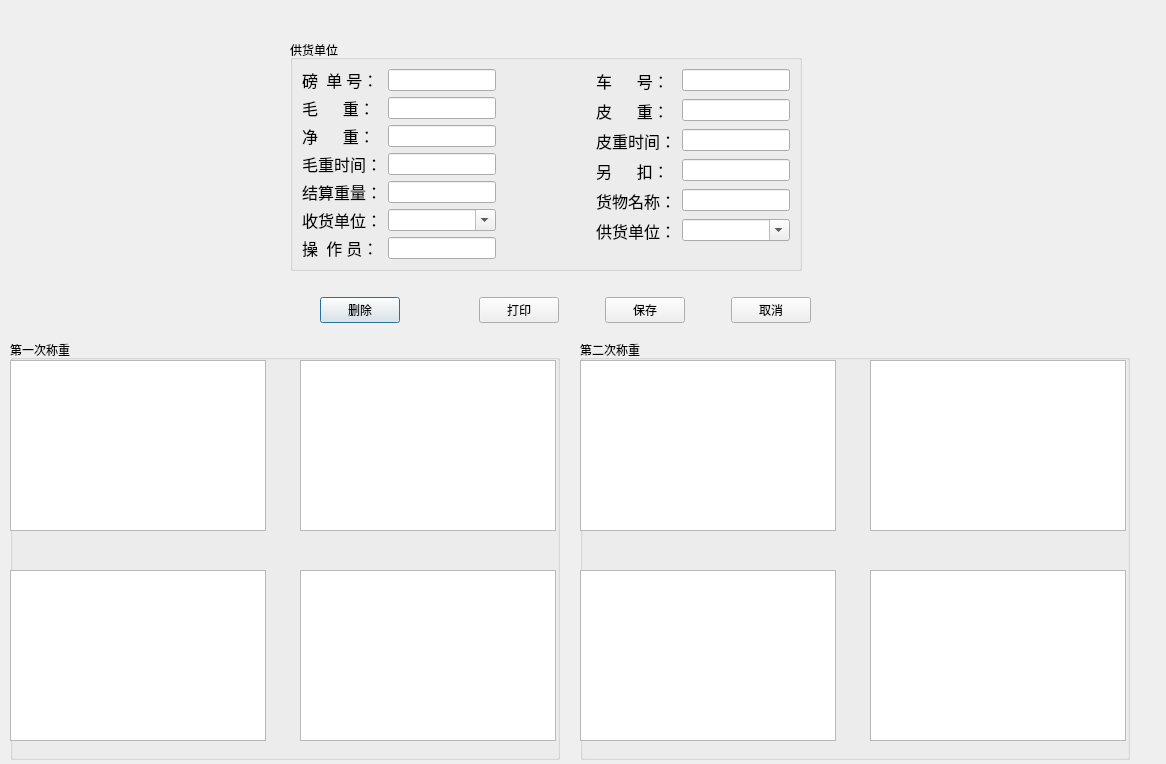
Qt form ui/balance_detail.ui (yuyan235813/balance_platform) before a commit.
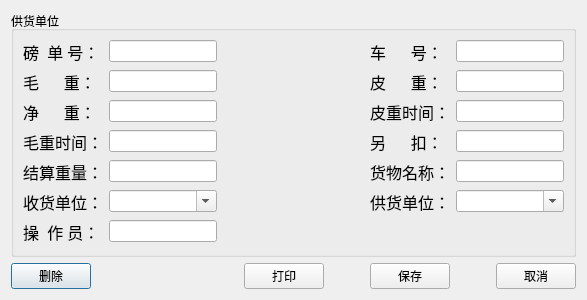
The same form after that commit. Custom widgets are drawn as their Qt base class.

Diff of the .ui file:
```diff
--- a/ui/balance_detail.ui
+++ b/ui/balance_detail.ui
@@ -6,106 +6,16 @@
    <rect>
     <x>0</x>
     <y>0</y>
-    <width>1166</width>
-    <height>764</height>
+    <width>587</width>
+    <height>300</height>
    </rect>
   </property>
   <property name="windowTitle">
    <string>数据展示</string>
   </property>
-  <widget class="QWidget" name="layoutWidget">
-   <property name="geometry">
-    <rect>
-     <x>320</x>
-     <y>290</y>
-     <width>491</width>
-     <height>41</height>
-    </rect>
-   </property>
-   <layout class="QHBoxLayout" name="horizontalLayout_3" stretch="0,6,0,0,0,0,0">
+  <layout class="QVBoxLayout" name="verticalLayout_2">
     <item>
-     <widget class="QPushButton" name="deletePushButton">
-      <property name="text">
-       <string>删除</string>
-      </property>
-     </widget>
-    </item>
-    <item>
-     <spacer name="horizontalSpacer_6">
-      <property name="orientation">
-       <enum>Qt::Horizontal</enum>
-      </property>
-      <property name="sizeHint" stdset="0">
-       <size>
-        <width>40</width>
-        <height>20</height>
-       </size>
-      </property>
-     </spacer>
-    </item>
-    <item>
-     <widget class="QPushButton" name="printPushButton">
-      <property name="font">
-       <font>
-        <kerning>true</kerning>
-       </font>
-      </property>
-      <property name="text">
-       <string>打印</string>
-      </property>
-     </widget>
-    </item>
-    <item>
-     <spacer name="horizontalSpacer_7">
-      <property name="orientation">
-       <enum>Qt::Horizontal</enum>
-      </property>
-      <property name="sizeHint" stdset="0">
-       <size>
-        <width>40</width>
-        <height>20</height>
-       </size>
-      </property>
-     </spacer>
-    </item>
-    <item>
-     <widget class="QPushButton" name="savePushButton">
-      <property name="text">
-       <string>保存</string>
-      </property>
-     </widget>
-    </item>
-    <item>
-     <spacer name="horizontalSpacer_5">
-      <property name="orientation">
-       <enum>Qt::Horizontal</enum>
-      </property>
-      <property name="sizeHint" stdset="0">
-       <size>
-        <width>40</width>
-        <height>20</height>
-       </size>
-      </property>
-     </spacer>
-    </item>
-    <item>
-     <widget class="QPushButton" name="cancelPushButton">
-      <property name="text">
-       <string>取消</string>
-      </property>
-     </widget>
-    </item>
-   </layout>
-  </widget>
   <widget class="QGroupBox" name="groupBox">
-   <property name="geometry">
-    <rect>
-     <x>290</x>
-     <y>40</y>
-     <width>512</width>
-     <height>231</height>
-    </rect>
-   </property>
    <property name="title">
     <string>供货单位</string>
    </property>
@@ -423,180 +333,85 @@
     </item>
    </layout>
   </widget>
-  <widget class="QGroupBox" name="groupBox_2">
-   <property name="geometry">
-    <rect>
-     <x>10</x>
-     <y>340</y>
-     <width>550</width>
-     <height>420</height>
-    </rect>
-   </property>
-   <property name="title">
-    <string>第一次称重</string>
-   </property>
-   <widget class="MyQGraphicsView" name="graphicsView_1">
-    <property name="geometry">
-     <rect>
-      <x>0</x>
-      <y>20</y>
-      <width>256</width>
-      <height>171</height>
-     </rect>
-    </property>
-    <property name="verticalScrollBarPolicy">
-     <enum>Qt::ScrollBarAlwaysOff</enum>
-    </property>
-    <property name="horizontalScrollBarPolicy">
-     <enum>Qt::ScrollBarAlwaysOff</enum>
-    </property>
-   </widget>
-   <widget class="MyQGraphicsView" name="graphicsView_2">
-    <property name="geometry">
-     <rect>
-      <x>290</x>
-      <y>20</y>
-      <width>256</width>
-      <height>171</height>
-     </rect>
-    </property>
-    <property name="verticalScrollBarPolicy">
-     <enum>Qt::ScrollBarAlwaysOff</enum>
-    </property>
-    <property name="horizontalScrollBarPolicy">
-     <enum>Qt::ScrollBarAlwaysOff</enum>
-    </property>
-   </widget>
-   <widget class="MyQGraphicsView" name="graphicsView_3">
-    <property name="geometry">
-     <rect>
-      <x>0</x>
-      <y>230</y>
-      <width>256</width>
-      <height>171</height>
-     </rect>
-    </property>
-    <property name="verticalScrollBarPolicy">
-     <enum>Qt::ScrollBarAlwaysOff</enum>
-    </property>
-    <property name="horizontalScrollBarPolicy">
-     <enum>Qt::ScrollBarAlwaysOff</enum>
-    </property>
-   </widget>
-   <widget class="MyQGraphicsView" name="graphicsView_4">
-    <property name="geometry">
-     <rect>
-      <x>290</x>
-      <y>230</y>
-      <width>256</width>
-      <height>171</height>
-     </rect>
-    </property>
-    <property name="verticalScrollBarPolicy">
-     <enum>Qt::ScrollBarAlwaysOff</enum>
-    </property>
-    <property name="horizontalScrollBarPolicy">
-     <enum>Qt::ScrollBarAlwaysOff</enum>
-    </property>
-   </widget>
-  </widget>
-  <widget class="QGroupBox" name="groupBox_3">
-   <property name="geometry">
-    <rect>
-     <x>580</x>
-     <y>340</y>
-     <width>550</width>
-     <height>420</height>
-    </rect>
-   </property>
-   <property name="tabletTracking">
-    <bool>false</bool>
-   </property>
-   <property name="inputMethodHints">
-    <set>Qt::ImhNone</set>
-   </property>
-   <property name="title">
-    <string>第二次称重</string>
-   </property>
-   <property name="flat">
-    <bool>false</bool>
-   </property>
-   <property name="checkable">
-    <bool>false</bool>
-   </property>
-   <widget class="MyQGraphicsView" name="graphicsView_5">
-    <property name="geometry">
-     <rect>
-      <x>0</x>
-      <y>20</y>
-      <width>256</width>
-      <height>171</height>
-     </rect>
-    </property>
-    <property name="verticalScrollBarPolicy">
-     <enum>Qt::ScrollBarAlwaysOff</enum>
-    </property>
-    <property name="horizontalScrollBarPolicy">
-     <enum>Qt::ScrollBarAlwaysOff</enum>
-    </property>
-   </widget>
-   <widget class="MyQGraphicsView" name="graphicsView_6">
-    <property name="geometry">
-     <rect>
-      <x>290</x>
-      <y>20</y>
-      <width>256</width>
-      <height>171</height>
-     </rect>
-    </property>
-    <property name="verticalScrollBarPolicy">
-     <enum>Qt::ScrollBarAlwaysOff</enum>
-    </property>
-    <property name="horizontalScrollBarPolicy">
-     <enum>Qt::ScrollBarAlwaysOff</enum>
-    </property>
-   </widget>
-   <widget class="MyQGraphicsView" name="graphicsView_8">
-    <property name="geometry">
-     <rect>
-      <x>290</x>
-      <y>230</y>
-      <width>256</width>
-      <height>171</height>
-     </rect>
-    </property>
-    <property name="verticalScrollBarPolicy">
-     <enum>Qt::ScrollBarAlwaysOff</enum>
-    </property>
-    <property name="horizontalScrollBarPolicy">
-     <enum>Qt::ScrollBarAlwaysOff</enum>
-    </property>
-   </widget>
-   <widget class="MyQGraphicsView" name="graphicsView_7">
-    <property name="geometry">
-     <rect>
-      <x>0</x>
-      <y>230</y>
-      <width>256</width>
-      <height>171</height>
-     </rect>
-    </property>
-    <property name="verticalScrollBarPolicy">
-     <enum>Qt::ScrollBarAlwaysOff</enum>
-    </property>
-    <property name="horizontalScrollBarPolicy">
-     <enum>Qt::ScrollBarAlwaysOff</enum>
-    </property>
-   </widget>
-  </widget>
- </widget>
- <customwidgets>
-  <customwidget>
-   <class>MyQGraphicsView</class>
-   <extends>QGraphicsView</extends>
-   <header location="global">ui.my_qgraphics_view.h</header>
-  </customwidget>
- </customwidgets>
+   </item>
+   <item>
+    <layout class="QHBoxLayout" name="horizontalLayout_3" stretch="0,6,0,0,0,0,0">
+     <item>
+      <widget class="QPushButton" name="deletePushButton">
+       <property name="text">
+        <string>删除</string>
+       </property>
+      </widget>
+     </item>
+     <item>
+      <spacer name="horizontalSpacer_6">
+       <property name="orientation">
+        <enum>Qt::Horizontal</enum>
+       </property>
+       <property name="sizeHint" stdset="0">
+        <size>
+         <width>40</width>
+         <height>20</height>
+        </size>
+       </property>
+      </spacer>
+     </item>
+     <item>
+      <widget class="QPushButton" name="printPushButton">
+       <property name="font">
+        <font>
+         <kerning>true</kerning>
+        </font>
+       </property>
+       <property name="text">
+        <string>打印</string>
+       </property>
+      </widget>
+     </item>
+     <item>
+      <spacer name="horizontalSpacer_7">
+       <property name="orientation">
+        <enum>Qt::Horizontal</enum>
+       </property>
+       <property name="sizeHint" stdset="0">
+        <size>
+         <width>40</width>
+         <height>20</height>
+        </size>
+       </property>
+      </spacer>
+     </item>
+     <item>
+      <widget class="QPushButton" name="savePushButton">
+       <property name="text">
+        <string>保存</string>
+       </property>
+      </widget>
+     </item>
+     <item>
+      <spacer name="horizontalSpacer_5">
+       <property name="orientation">
+        <enum>Qt::Horizontal</enum>
+       </property>
+       <property name="sizeHint" stdset="0">
+        <size>
+         <width>40</width>
+         <height>20</height>
+        </size>
+       </property>
+      </spacer>
+     </item>
+     <item>
+      <widget class="QPushButton" name="cancelPushButton">
+       <property name="text">
+        <string>取消</string>
+       </property>
+      </widget>
+     </item>
+    </layout>
+   </item>
+  </layout>
+ </widget>
  <resources/>
  <connections/>
 </ui>
```
Lines whose indentation alone changed are shown as unchanged.
